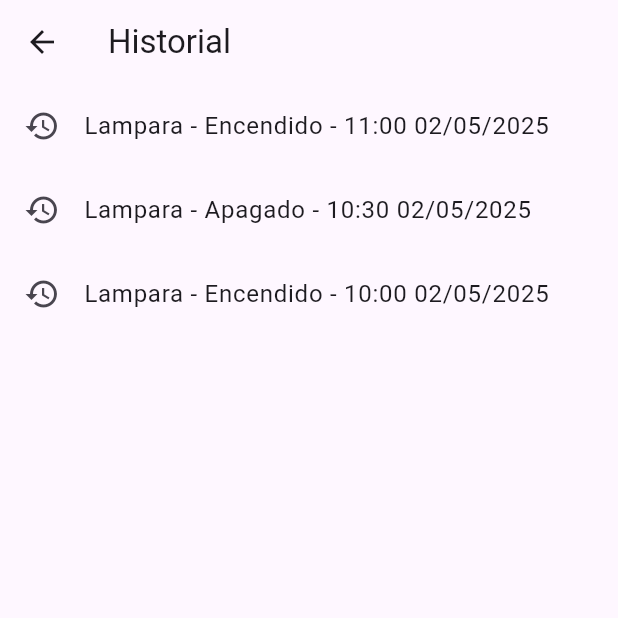
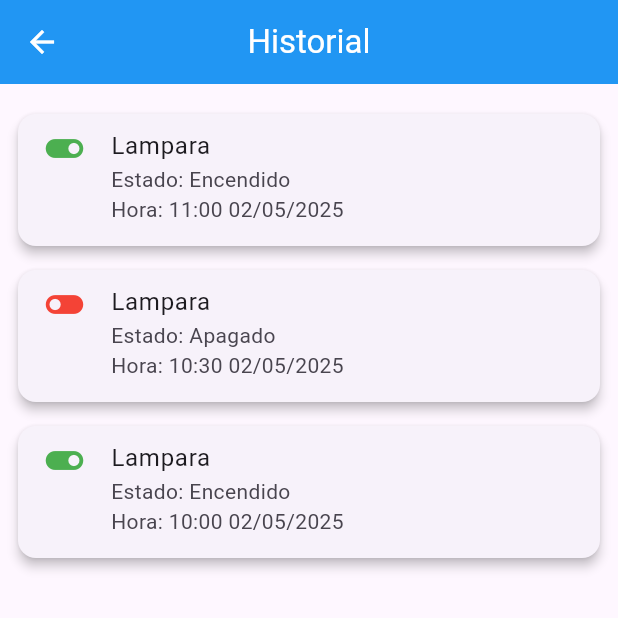
Before and after one commit to PanoccaJhon/AsistIoT, a Flutter app: the History screen opened directly, on a phone screen of 412 x 824 dp, the top half of it. Run offline on Flutter 3.47's test engine with Material 3 defaults, Android fonts, the phone set to English and light mode, and no system bars; our stand-ins replace flutter_riverpod.

Commit message:
Se modifica la vista de history, como la interfaz

```diff
--- a/asistiot/lib/views/history.dart
+++ b/asistiot/lib/views/history.dart
@@ -3,11 +3,11 @@ import 'package:flutter/material.dart';
 class History extends StatelessWidget {
   const History({Key? key}) : super(key: key);
 
-  // Ejemplo de datos del historial
+  // Datos simulados del historial
   final List<String> historial = const [
-    'Lampara - Encendido - 11:00 02/05/2025' ,
+    'Lampara - Encendido - 11:00 02/05/2025',
     'Lampara - Apagado - 10:30 02/05/2025',
-    'Lampara - Encendido - 10:00 02/05/2025' ,
+    'Lampara - Encendido - 10:00 02/05/2025',
   ];
 
   @override
@@ -15,17 +15,41 @@ class History extends StatelessWidget {
     return Scaffold(
       appBar: AppBar(
         title: const Text('Historial'),
+        backgroundColor: Colors.blue,
+        foregroundColor: Colors.white,
+        centerTitle: true,
       ),
       body: historial.isEmpty
           ? const Center(
-              child: Text('El historial está vacío'),
+              child: Text(
+                'El historial está vacío',
+                style: TextStyle(fontSize: 16),
+              ),
             )
           : ListView.builder(
               itemCount: historial.length,
+              padding: const EdgeInsets.all(12),
               itemBuilder: (context, index) {
-                return ListTile(
-                  leading: const Icon(Icons.history),
-                  title: Text(historial[index]),
+                final parts = historial[index].split(' - ');
+                final dispositivo = parts[0];
+                final estado = parts[1];
+                final fecha = parts[2];
+
+                return Card(
+                  margin: const EdgeInsets.symmetric(vertical: 8),
+                  elevation: 3,
+                  child: ListTile(
+                    leading: Icon(
+                      estado == 'Encendido'
+                          ? Icons.toggle_on
+                          : Icons.toggle_off,
+                      color: estado == 'Encendido' ? Colors.green : Colors.red,
+                      size: 30,
+                    ),
+                    title: Text(dispositivo),
+                    subtitle: Text('Estado: $estado\nHora: $fecha'),
+                    isThreeLine: true,
+                  ),
                 );
               },
             ),
```
Also changed, not shown: asistiot/lib/viewmodels/history_viewmodel.dart (added).
